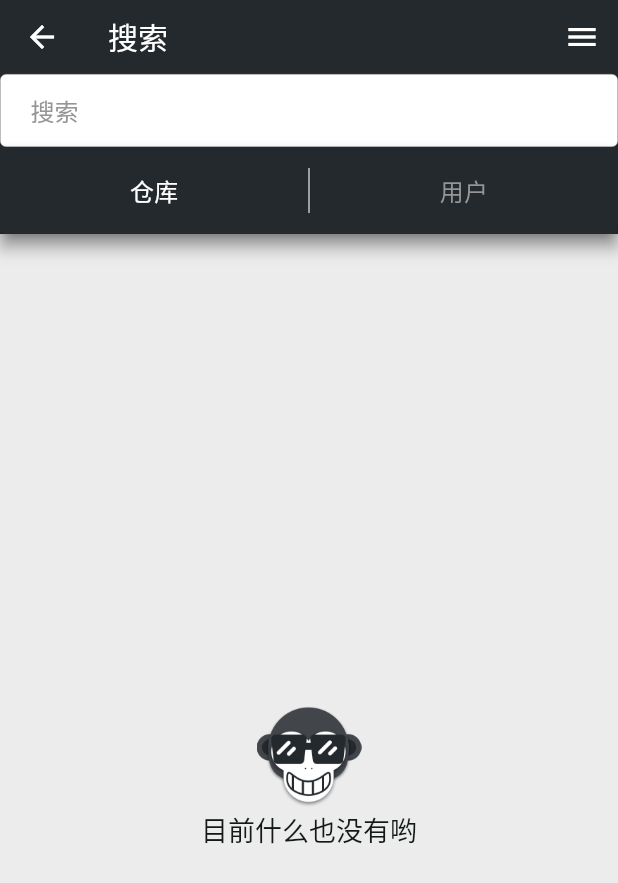
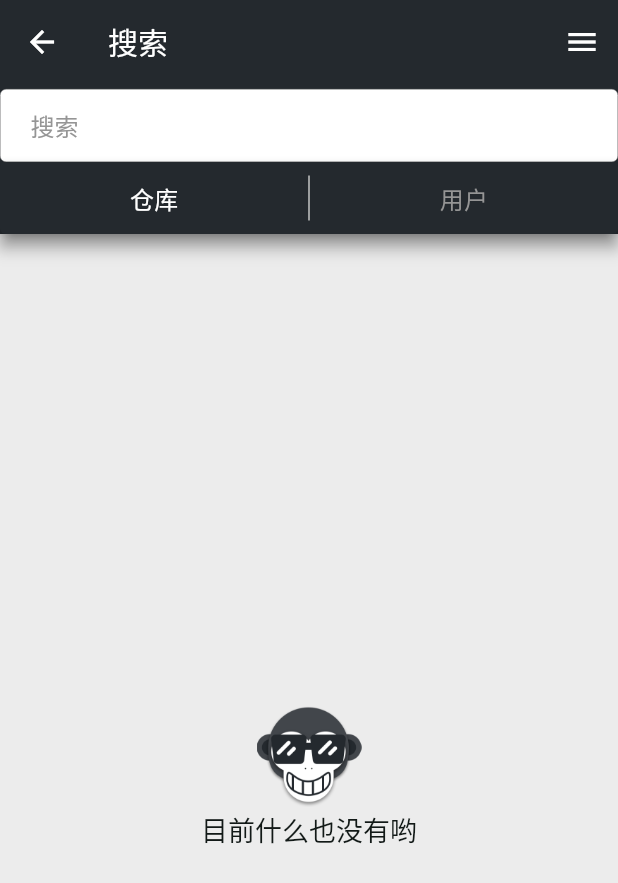
Before and after one commit to CarGuo/gsy_github_app_flutter, a Flutter app: the SearchPage screen opened directly, on a phone screen of 412 x 824 dp. Shown: the top 883 px of the screen. Run offline on Flutter 3.47's test engine with Material 2 defaults, Android fonts, the phone set to English and light mode, and no system bars; our stand-ins replace connectivity, dio, flutter_markdown, flutter_redux, flutter_spinkit, fluttertoast and 3 more; missing offline and left inert: flutter_webview_plugin, get_version; accounts and stored records are empty; generated files the repository leaves out were written again; network calls fail; statements that could not run were skipped; project files that could hold a hidden picture were left out.

Commit message:
select item

```diff
--- a/lib/common/utils/CommonUtils.dart
+++ b/lib/common/utils/CommonUtils.dart
@@ -118,7 +118,7 @@ class CommonUtils {
             color: Colors.transparent,
             child: Center(
               child: new Container(
-                width: 140.0,
+                width: 200.0,
                 height: 200.0,
                 padding: new EdgeInsets.all(4.0),
                 decoration: new BoxDecoration(
--- a/lib/page/SearchPage.dart
+++ b/lib/page/SearchPage.dart
@@ -152,7 +152,7 @@ class SearchBottom extends StatelessWidget implements PreferredSizeWidget {
             GSYStrings.search_tab_user,
           ],
           selectItemChanged,
-          margin: const EdgeInsets.only(top: 0.0),
+          margin: const EdgeInsets.all(0.0),
         )
       ],
     );
--- a/lib/widget/GSYSelectItemWidget.dart
+++ b/lib/widget/GSYSelectItemWidget.dart
@@ -55,6 +55,7 @@ class _GSYSelectItemWidgetState extends State<GSYSelectItemWidget> {
     var style = index == selectIndex ? GSYConstant.middleTextWhite : GSYConstant.middleSubText;
     return new Expanded(
       child: FlatButton(
+          padding: EdgeInsets.all(0.0),
           child: new Text(
             name,
             style: style,
@@ -95,10 +96,8 @@ class _GSYSelectItemWidgetState extends State<GSYSelectItemWidget> {
         shape: new RoundedRectangleBorder(
           borderRadius: BorderRadius.all(Radius.circular(4.0)),
         ),
-        child: new Padding(
-            padding: new EdgeInsets.only(left: 0.0, top: 5.0, right: 0.0, bottom: 5.0),
-            child: new Row(
-              children: _renderList(),
-            )));
+        child: new Row(
+          children: _renderList(),
+        ));
   }
 }
```
